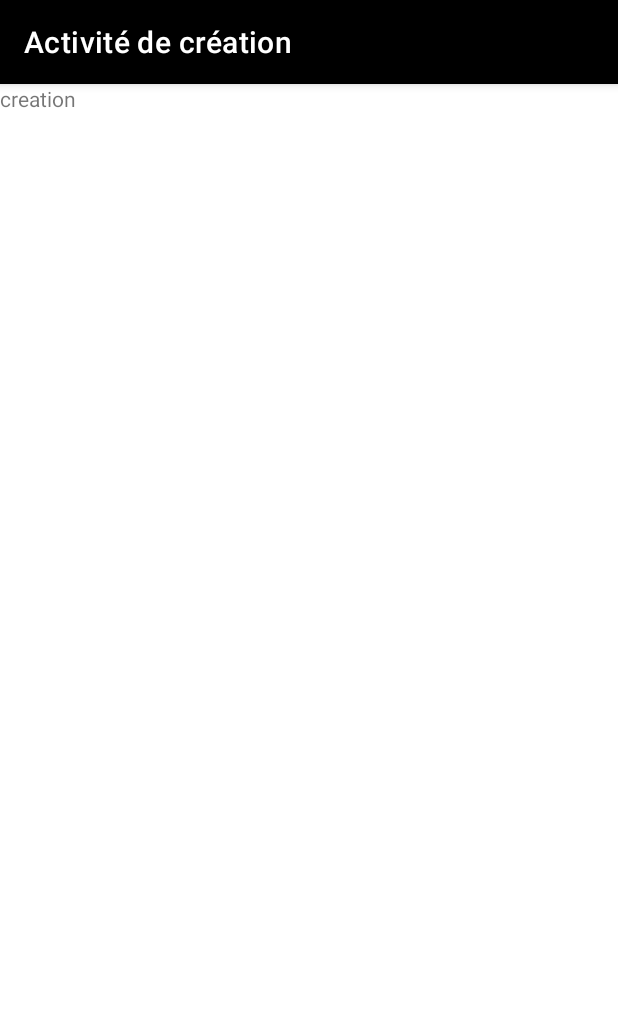
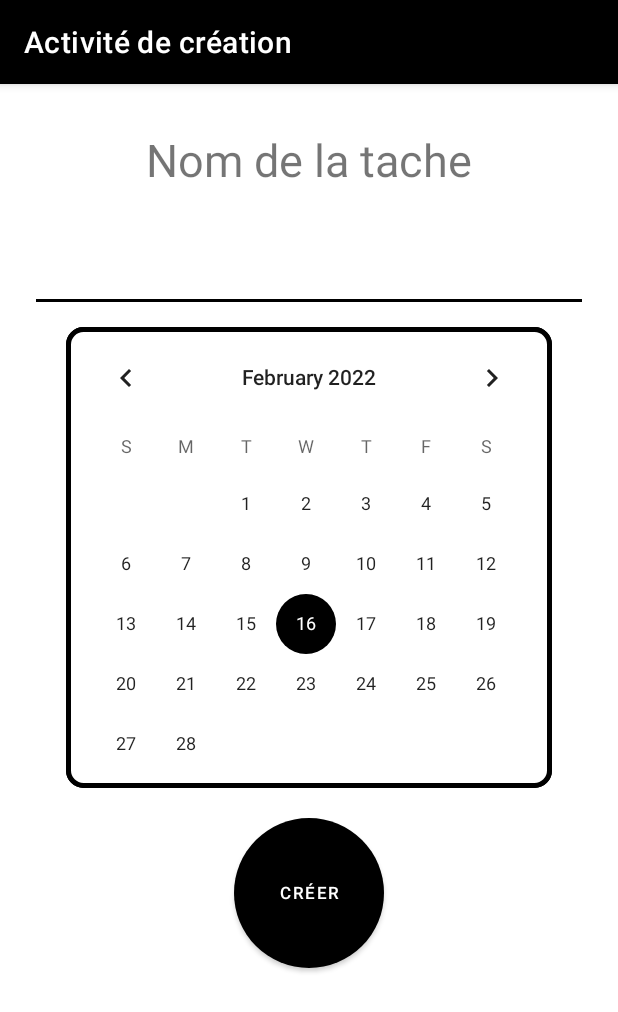
Before and after one commit to Ethan-Estrada/H21-4204N6-KickMyB-Estrada, an Android app: the Accueil screen opened directly, with no data from a screen before it, after a tap on an icon or button, on a phone screen of 412 x 824 dp. Shown: the top 1012 px of the screen. Run offline under Robolectric (Android 15) with nearby library versions, the phone set to English and light mode, and no system bars.

Commit message:
FCT : Ajout de l'activité de création
Ajout de l'activité de création qui permet de créer une tâche qui s'ajoutera dans la liste des tâches.

```diff
--- a/TP/app/src/main/java/org/estrada/tp1/Accueil.java
+++ b/TP/app/src/main/java/org/estrada/tp1/Accueil.java
@@ -1,16 +1,21 @@
 package org.estrada.tp1;
 import android.content.Intent;
+import android.icu.util.LocaleData;
+import android.os.Build;
 import android.os.Bundle;
 import android.view.View;
 import android.widget.Toast;
 
+import androidx.annotation.RequiresApi;
 import androidx.appcompat.app.AppCompatActivity;
 import androidx.recyclerview.widget.LinearLayoutManager;
 import androidx.recyclerview.widget.RecyclerView;
 
 import org.estrada.tp1.databinding.ActivityAccueilBinding;
 
+import java.time.LocalDate;
 import java.util.Date;
+import java.util.Locale;
 import java.util.Random;
 
 public class Accueil extends AppCompatActivity {
@@ -18,6 +23,7 @@ public class Accueil extends AppCompatActivity {
     private ActivityAccueilBinding binding;
     TacheAdapter adapter;
 
+    @RequiresApi(api = Build.VERSION_CODES.O)
     @Override
     protected void onCreate(Bundle savedInstanceState) {
         super.onCreate(savedInstanceState);
@@ -40,13 +46,15 @@ public class Accueil extends AppCompatActivity {
 
     }
 
+    @RequiresApi(api = Build.VERSION_CODES.O)
+
     private void remplirRecycler() {
-        for (int i = 0 ; i < 200 ; i++) {
+        for (int i = 0 ; i < 20 ; i++) {
             Tache t = new Tache();
             Random r = new Random();
             t.Nom = "J'aime pas les papayas  # " + i;
-            Date d = new Date();
-            t.DateLimite = d;
+            LocalDate d = LocalDate.now();
+            t.DateLimite = d.toString();
             t.Pourcentage =  r.nextInt(100);
             t.Temps = r.nextInt(7);
             adapter.list.add(t);
@@ -54,7 +62,7 @@ public class Accueil extends AppCompatActivity {
         adapter.notifyDataSetChanged();
     }
 
-    private void initRecycler(){
+    public void initRecycler(){
         RecyclerView recyclerView = findViewById(R.id.recyclerView);
         recyclerView.setHasFixedSize(true);
 
--- a/TP/app/src/main/java/org/estrada/tp1/Creation.java
+++ b/TP/app/src/main/java/org/estrada/tp1/Creation.java
@@ -1,16 +1,34 @@
 package org.estrada.tp1;
 
 import android.content.Intent;
+import android.os.Build;
 import android.os.Bundle;
 import android.view.View;
+import android.widget.CalendarView;
 
+import androidx.annotation.NonNull;
+import androidx.annotation.RequiresApi;
 import androidx.appcompat.app.AppCompatActivity;
+import androidx.recyclerview.widget.LinearLayoutManager;
+import androidx.recyclerview.widget.RecyclerView;
+
 import org.estrada.tp1.databinding.ActivityCreationBinding;
 
-public class Creation extends AppCompatActivity{
+import java.text.ParseException;
+import java.text.SimpleDateFormat;
+import java.time.LocalDate;
+import java.time.format.DateTimeFormatter;
+import java.util.Date;
+import java.util.Locale;
+
+public class Creation extends Accueil{
+
+    CalendarView calendarView;
+    String date;
 
     private ActivityCreationBinding binding;
 
+    @RequiresApi(api = Build.VERSION_CODES.O)
     @Override
     protected void onCreate(Bundle savedInstanceState) {
         super.onCreate(savedInstanceState);
@@ -20,7 +38,36 @@ public class Creation extends AppCompatActivity{
         setContentView(view);
         setTitle("Activité de création");
 
+        calendarView = (CalendarView) findViewById(R.id.calenderview);
+
+        calendarView.setOnDateChangeListener(new CalendarView.OnDateChangeListener() {
+            @Override
+            public void onSelectedDayChange(@NonNull CalendarView view, int year, int month, int dayOfMonth) {
+                date = year + "/" + month+ "/" + dayOfMonth;
+            }
+        });
+
+        Tache t = new Tache();
+        t.Nom = binding.editTache.toString();
+        t.DateLimite = date;
+        t.Temps=0;
+        t.Pourcentage=0;
+        /// Il faut l'ajouter a la liste de taches de l'utilsateur
+        adapter.list.add(t);
+
+
+
+        binding.btnCreer.setOnClickListener(new View.OnClickListener() {
+            @Override
+            public void onClick(View v) {
+                Intent i = new Intent(Creation.this, Accueil.class);
+                v.getContext().startActivity(i);
+                adapter.notifyDataSetChanged();
+            }
+        });
+
 
     }
 
+
 }
--- a/TP/app/src/main/java/org/estrada/tp1/MainActivity.java
+++ b/TP/app/src/main/java/org/estrada/tp1/MainActivity.java
@@ -4,8 +4,6 @@ import androidx.appcompat.app.AppCompatActivity;
 
 import android.content.Intent;
 import android.os.Bundle;
-import android.view.Menu;
-import android.view.MenuInflater;
 import android.view.View;
 import android.widget.Toast;
 
--- a/TP/app/src/main/java/org/estrada/tp1/Tache.java
+++ b/TP/app/src/main/java/org/estrada/tp1/Tache.java
@@ -1,5 +1,6 @@
 package org.estrada.tp1;
 
+import java.time.LocalDate;
 import java.util.Date;
 
 public class Tache {
@@ -10,6 +11,6 @@ public class Tache {
 
     public Integer Temps;
 
-    public Date DateLimite;
+    public String DateLimite;
 
 }
--- a/TP/app/src/main/res/layout/activity_creation.xml
+++ b/TP/app/src/main/res/layout/activity_creation.xml
@@ -1,11 +1,44 @@
 <?xml version="1.0" encoding="utf-8"?>
 <LinearLayout xmlns:android="http://schemas.android.com/apk/res/android"
     android:layout_width="match_parent"
-    android:layout_height="match_parent">
+    android:layout_height="match_parent"
+    android:orientation="vertical">
 
     <TextView
+        android:layout_marginTop="30dp"
         android:layout_width="wrap_content"
         android:layout_height="wrap_content"
-        android:text="creation"/>
+        android:text="Nom de la tache"
+        android:textSize="30dp"
+        android:layout_gravity="center"/>
+    <EditText
+        android:id="@+id/editTache"
+        android:layout_marginLeft="20dp"
+        android:layout_marginRight="20dp"
+        android:layout_marginTop="20dp"
+        android:layout_gravity="center"
+        android:layout_width="match_parent"
+        android:layout_height="wrap_content"
+        android:textSize="30dp"/>
+
+    <CalendarView
+        android:id="@+id/calenderview"
+        android:layout_width="324dp"
+        android:layout_height="307dp"
+        android:layout_gravity="center"
+        android:layout_margin="10dp"
+        android:background="@drawable/border" />
+
+    <Button
+        android:layout_margin="10dp"
+        android:id="@+id/btnCreer"
+        android:layout_gravity="center"
+        android:layout_width="100dp"
+        android:layout_height="100dp"
+        android:background="@drawable/round_button"
+        android:gravity="center_vertical|center_horizontal"
+        android:text="Créer"
+        android:textSize="11dp"
+        android:textColor="#fff" />
 
 </LinearLayout>
--- a/TP/app/src/main/res/layout/tache_item.xml
+++ b/TP/app/src/main/res/layout/tache_item.xml
@@ -13,7 +13,7 @@
         android:id="@+id/tvNom"
         android:layout_width="0dp"
         android:layout_weight="2"
-        android:layout_height="match_parent" />
+        android:layout_height="wrap_content" />
 
     <TextView
         android:layout_gravity="center"
```
